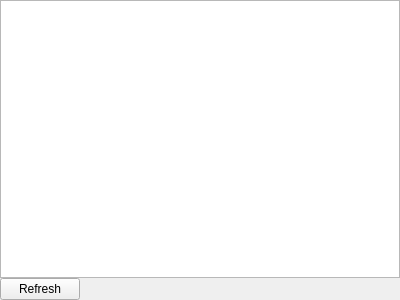
Old version of the form src/widgets/PseudocodeWidget.ui in the repository rizinorg/cutter.
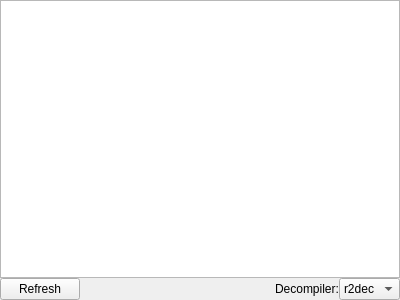
New version of the form.

What changed in the file:
```diff
--- a/src/widgets/PseudocodeWidget.ui
+++ b/src/widgets/PseudocodeWidget.ui
@@ -62,6 +62,27 @@
         </property>
        </spacer>
       </item>
+      <item>
+       <widget class="QLabel" name="decompilerLabel">
+        <property name="text">
+         <string>Decompiler:</string>
+        </property>
+       </widget>
+      </item>
+      <item>
+       <widget class="QComboBox" name="decompilerComboBox">
+        <item>
+         <property name="text">
+          <string>r2dec</string>
+         </property>
+        </item>
+        <item>
+         <property name="text">
+          <string>pdc</string>
+         </property>
+        </item>
+       </widget>
+      </item>
      </layout>
     </item>
    </layout>
```
